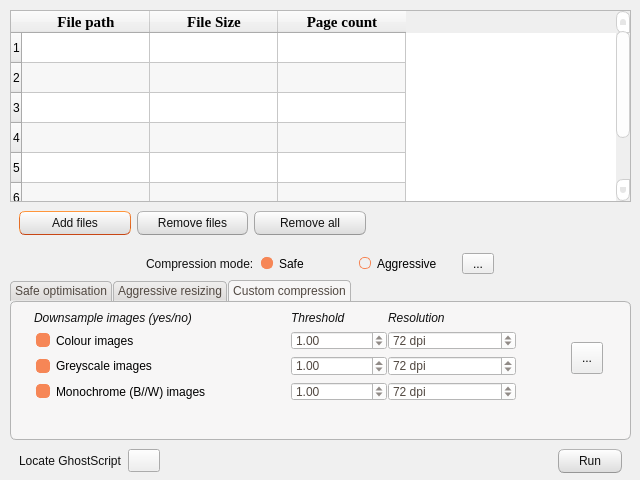
This is gui/compress.ui in FATelarico/PDFutils as Qt 5 draws it before an edit. The edited form follows.
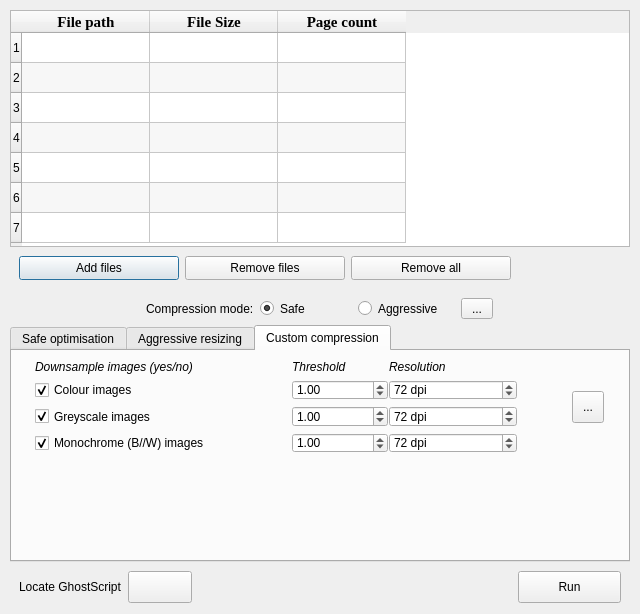
This is the edited form. Icons and pictures are not drawn.

Patch:
```diff
--- a/gui/compress.ui
+++ b/gui/compress.ui
@@ -7,19 +7,19 @@
     <x>0</x>
     <y>0</y>
     <width>640</width>
-    <height>480</height>
+    <height>614</height>
    </rect>
   </property>
   <property name="minimumSize">
    <size>
     <width>640</width>
-    <height>478</height>
+    <height>480</height>
    </size>
   </property>
   <property name="maximumSize">
    <size>
     <width>640</width>
-    <height>480</height>
+    <height>768</height>
    </size>
   </property>
   <property name="baseSize">
@@ -36,510 +36,15 @@
     <normaloff>:/media/extract.svg</normaloff>:/media/extract.svg</iconset>
   </property>
   <property name="styleSheet">
-   <string notr="true">/*
-Ubuntu Style Sheet for QT Applications
-Author: Jaime A. Quiroga P.
-Company: GTRONICK
-Last updated: 01/10/2021 (dd/mm/yyyy), 15:18.
-Available at: https://github.com/GTRONICK/QSS/blob/master/Ubuntu.qss
-*/
-QMainWindow {
-	background-color:#f0f0f0;
-}
-QCheckBox {
-	padding:2px;
-}
-QCheckBox:hover {
-	border:1px solid rgb(255,150,60);
-	border-radius:4px;
-	padding: 1px;
-	background-color:qlineargradient(spread:pad, x1:0.5, y1:1, x2:0.5, y2:0, stop:0 rgba(190, 90, 50, 50), stop:1 rgba(250, 130, 40, 50));
-}
-QCheckBox::indicator:checked {
-	border:1px solid rgb(246, 134, 86);
-	border-radius:4px;
-  	background-color:rgb(246, 134, 86)
-}
-QCheckBox::indicator:unchecked {
-	border-width:1px solid rgb(246, 134, 86);
-	border-radius:4px;
-  	background-color:rgb(255,255,255);
-}
-QColorDialog {
-	background-color:#f0f0f0;
-}
-QComboBox {
-	color:rgb(81,72,65);
-	background: #ffffff;
-}
-QComboBox:editable {
-	selection-color:rgb(81,72,65);
-	selection-background-color: #ffffff;
-}
-QComboBox QAbstractItemView {
-	selection-color: #ffffff;
-	selection-background-color: rgb(246, 134, 86);
-}
-QComboBox:!editable:on, QComboBox::drop-down:editable:on {
-	color:  #1e1d23;	
-}
-QDateTimeEdit, QDateEdit, QDoubleSpinBox, QFontComboBox {
-	color:rgb(81,72,65);
-	background-color: #ffffff;
-}
-
-QDialog {
-	background-color:#f0f0f0;
-}
-
-QLabel,QLineEdit {
-	color:rgb(17,17,17);
-}
-QLineEdit {
-	background-color:rgb(255,255,255);
-	selection-background-color:rgb(236,116,64);
-}
-QMenuBar {
-	color:rgb(223,219,210);
-	background-color:rgb(65,64,59);
-}
-QMenuBar::item {
-	padding-top:4px;
-	padding-left:4px;
-	padding-right:4px;
-	color:rgb(223,219,210);
-	background-color:rgb(65,64,59);
-}
-QMenuBar::item:selected {
-	color:rgb(255,255,255);
-	padding-top:2px;
-	padding-left:2px;
-	padding-right:2px;
-	border-top-width:2px;
-	border-left-width:2px;
-	border-right-width:2px;
-	border-top-right-radius:4px;
-	border-top-left-radius:4px;
-	border-style:solid;
-	background-color:rgb(65,64,59);
-	border-top-color: rgb(47,47,44);
-	border-right-color: qlineargradient(spread:pad, x1:0, y1:1, x2:1, y2:0, stop:0 rgba(90, 87, 78, 255), stop:1 rgba(47,47,44, 255));
-	border-left-color:  qlineargradient(spread:pad, x1:1, y1:0, x2:0, y2:0, stop:0 rgba(90, 87, 78, 255), stop:1 rgba(47,47,44, 255));
-}
-QMenu {
-	color:rgb(223,219,210);
-	background-color:rgb(65,64,59);
-}
-QMenu::item {
-	color:rgb(223,219,210);
-	padding:4px 10px 4px 20px;
-}
-QMenu::item:selected {
-	color:rgb(255,255,255);
-	background-color: qlineargradient(spread:pad, x1:0.5, y1:1, x2:0.5, y2:0, stop:0 rgba(225, 108, 54, 255), stop:1 rgba(246, 134, 86, 255));
-	border-style:solid;
-	border-width:3px;
-	padding:4px 7px 4px 17px;
-	border-bottom-color:qlineargradient(spread:pad, x1:0.5, y1:1, x2:0.5, y2:0, stop:0 rgba(175,85,48,255), stop:1 rgba(236,114,67, 255));
-	border-top-color:qlineargradient(spread:pad, x1:0.5, y1:1, x2:0.5, y2:0, stop:0 rgba(253,156,113,255), stop:1 rgba(205,90,46, 255));
-	border-right-color:qlineargradient(spread:pad, x1:0, y1:0.5, x2:1, y2:0.5, stop:0 rgba(253,156,113,255), stop:1 rgba(205,90,46, 255));
-	border-left-color:qlineargradient(spread:pad, x1:1, y1:0.5, x2:0, y2:0.5, stop:0 rgba(253,156,113,255), stop:1 rgba(205,90,46, 255));
-}
-QPlainTextEdit {
-	border: 1px solid transparent;
-	color:rgb(17,17,17);
-	selection-background-color:rgb(236,116,64);
-    background-color: #FFFFFF;
-}
-QProgressBar {
-	text-align: center;
-	color: rgb(0, 0, 0);
-	border: 1px inset rgb(150,150,150); 
-	border-radius: 10px;
-	background-color:rgb(221,221,219);
-}
-QProgressBar::chunk:horizontal {
-	background-color: qlineargradient(spread:pad, x1:0.5, y1:1, x2:0.5, y2:0, stop:0 rgba(225, 108, 54, 255), stop:1 rgba(246, 134, 86, 255));
-	border:1px solid;
-	border-radius:8px;
-	border-bottom-color:qlineargradient(spread:pad, x1:0.5, y1:1, x2:0.5, y2:0, stop:0 rgba(175,85,48,255), stop:1 rgba(236,114,67, 255));
-	border-top-color:qlineargradient(spread:pad, x1:0.5, y1:1, x2:0.5, y2:0, stop:0 rgba(253,156,113,255), stop:1 rgba(205,90,46, 255));
-	border-right-color:qlineargradient(spread:pad, x1:0, y1:0.5, x2:1, y2:0.5, stop:0 rgba(253,156,113,255), stop:1 rgba(205,90,46, 255));
-	border-left-color:qlineargradient(spread:pad, x1:1, y1:0.5, x2:0, y2:0.5, stop:0 rgba(253,156,113,255), stop:1 rgba(205,90,46, 255));
-}
-QPushButton{
-	color:rgb(17,17,17);
-	border-width: 1px;
-	border-radius: 6px;
-	border-bottom-color: rgb(150,150,150);
-	border-right-color: rgb(165,165,165);
-	border-left-color: rgb(165,165,165);
-	border-top-color: rgb(180,180,180);
-	border-style: solid;
-	padding: 4px;
-	background-color: qlineargradient(spread:pad, x1:0.5, y1:1, x2:0.5, y2:0, stop:0 rgba(220, 220, 220, 255), stop:1 rgba(255, 255, 255, 255));
-}
-QPushButton:hover{
-	color:rgb(17,17,17);
-	border-width: 1px;
-	border-radius:6px;
-	border-top-color: rgb(255,150,60);
-	border-right-color: qlineargradient(spread:pad, x1:0, y1:1, x2:1, y2:0, stop:0 rgba(200, 70, 20, 255), stop:1 rgba(255,150,60, 255));
-	border-left-color:  qlineargradient(spread:pad, x1:1, y1:0, x2:0, y2:0, stop:0 rgba(200, 70, 20, 255), stop:1 rgba(255,150,60, 255));
-	border-bottom-color: rgb(200,70,20);
-	border-style: solid;
-	padding: 2px;
-	background-color: qlineargradient(spread:pad, x1:0.5, y1:1, x2:0.5, y2:0, stop:0 rgba(220, 220, 220, 255), stop:1 rgba(255, 255, 255, 255));
-}
-QPushButton:default{
-	color:rgb(17,17,17);
-	border-width: 1px;
-	border-radius:6px;
-	border-top-color: rgb(255,150,60);
-	border-right-color: qlineargradient(spread:pad, x1:0, y1:1, x2:1, y2:0, stop:0 rgba(200, 70, 20, 255), stop:1 rgba(255,150,60, 255));
-	border-left-color:  qlineargradient(spread:pad, x1:1, y1:0, x2:0, y2:0, stop:0 rgba(200, 70, 20, 255), stop:1 rgba(255,150,60, 255));
-	border-bottom-color: rgb(200,70,20);
-	border-style: solid;
-	padding: 2px;
-	background-color: qlineargradient(spread:pad, x1:0.5, y1:1, x2:0.5, y2:0, stop:0 rgba(220, 220, 220, 255), stop:1 rgba(255, 255, 255, 255));
-}
-QPushButton:pressed{
-	color:rgb(17,17,17);
-	border-width: 1px;
-	border-radius: 6px;
-	border-width: 1px;
-	border-top-color: rgba(255,150,60,200);
-	border-right-color: qlineargradient(spread:pad, x1:0, y1:1, x2:1, y2:0, stop:0 rgba(200, 70, 20, 255), stop:1 rgba(255,150,60, 200));
-	border-left-color:  qlineargradient(spread:pad, x1:1, y1:0, x2:0, y2:0, stop:0 rgba(200, 70, 20, 255), stop:1 rgba(255,150,60, 200));
-	border-bottom-color: rgba(200,70,20,200);
-	border-style: solid;
-	padding: 2px;
-	background-color: qlineargradient(spread:pad, x1:0.5, y1:0, x2:0.5, y2:1, stop:0 rgba(220, 220, 220, 255), stop:1 rgba(255, 255, 255, 255));
-}
-QPushButton:disabled{
-	color:rgb(174,167,159);
-	border-width: 1px;
-	border-radius: 6px;
-	background-color: qlineargradient(spread:pad, x1:0.5, y1:1, x2:0.5, y2:0, stop:0 rgba(200, 200, 200, 255), stop:1 rgba(230, 230, 230, 255));
-}
-QRadioButton {
-	padding: 1px;
-}
-QRadioButton::indicator:checked {
-	height: 10px;
-	width: 10px;
-	border-style:solid;
-	border-radius:5px;
-	border-width: 1px;
-	border-color: rgba(246, 134, 86, 255);
-	color: #a9b7c6;
-	background-color:rgba(246, 134, 86, 255);
-}
-QRadioButton::indicator:!checked {
-	height: 10px;
-	width: 10px;
-	border-style:solid;
-	border-radius:5px;
-	border-width: 1px;
-	border-color: rgb(246, 134, 86);
-	color: #a9b7c6;
-	background-color: transparent;
-}
-QScrollArea {
-	color: white;
-	background-color:#f0f0f0;
-}
-QSlider::groove {
-	border-style: solid;
-	border-width: 1px;
-	border-color: rgb(207,207,207);
-}
-QSlider::groove:horizontal {
-	height: 5px;
-	background: rgb(246, 134, 86);
-}
-QSlider::groove:vertical {
-	width: 5px;
-	background: rgb(246, 134, 86);
-}
-QSlider::handle:horizontal {
-	background: rgb(253,253,253);
-	border-style: solid;
-	border-width: 1px;
-	border-color: rgb(207,207,207);
-	width: 12px;
-	margin: -5px 0;
-	border-radius: 7px;
-}
-QSlider::handle:vertical {
-	background: rgb(253,253,253);
-	border-style: solid;
-	border-width: 1px;
-	border-color: rgb(207,207,207);
-	height: 12px;
-	margin: 0 -5px;
-	border-radius: 7px;
-}
-QSlider::add-page:horizontal, QSlider::add-page:vertical {
- 	background: white;
-}
-QSlider::sub-page:horizontal, QSlider::sub-page:vertical {
-	background: rgb(246, 134, 86);
-}
-QStatusBar, QSpinBox {
-	color:rgb(81,72,65);
-}
-QSpinBox {
-	background-color: #ffffff;
-}
-QScrollBar:horizontal {
-	max-height: 20px;
-	border: 1px transparent;
-	margin: 0px 20px 0px 20px;
-}
-QScrollBar::handle:horizontal {
-	background: rgb(253,253,253);
-	border: 1px solid rgb(207,207,207);
-	border-radius: 7px;
-	min-width: 25px;
-}
-QScrollBar::handle:horizontal:hover {
-	background: rgb(253,253,253);
-	border: 1px solid rgb(255,150,60);
-	border-radius: 7px;
-	min-width: 25px;
-}
-QScrollBar::add-line:horizontal {
-  	border: 1px solid rgb(207,207,207);
-  	border-top-right-radius: 7px;
-  	border-top-left-radius: 7px;
-  	border-bottom-right-radius: 7px;
-  	background: rgb(255, 255, 255);
-  	width: 20px;
-  	subcontrol-position: right;
-  	subcontrol-origin: margin;
-}
-QScrollBar::add-line:horizontal:hover {
-  	border: 1px solid rgb(255,150,60);
-  	border-top-right-radius: 7px;
-  	border-top-left-radius: 7px;
-  	border-bottom-right-radius: 7px;
-  	background: rgb(255, 255, 255);
-  	width: 20px;
-  	subcontrol-position: right;
-  	subcontrol-origin: margin;
-}
-QScrollBar::add-line:horizontal:pressed {
-  	border: 1px solid grey;
-  	border-top-left-radius: 7px;
-  	border-top-right-radius: 7px;
-  	border-bottom-right-radius: 7px;
-  	background: rgb(231,231,231);
-  	width: 20px;
-  	subcontrol-position: right;
-  	subcontrol-origin: margin;
-}
-QScrollBar::sub-line:horizontal {
-  	border: 1px solid rgb(207,207,207);
-  	border-top-right-radius: 7px;
-  	border-top-left-radius: 7px;
-  	border-bottom-left-radius: 7px;
-  	background: rgb(255, 255, 255);
-  	width: 20px;
-  	subcontrol-position: left;
-  	subcontrol-origin: margin;
-}
-QScrollBar::sub-line:horizontal:hover {
-  	border: 1px solid rgb(255,150,60);
-  	border-top-right-radius: 7px;
-  	border-top-left-radius: 7px;
-  	border-bottom-left-radius: 7px;
-  	background: rgb(255, 255, 255);
-  	width: 20px;
-  	subcontrol-position: left;
-  	subcontrol-origin: margin;
-}
-QScrollBar::sub-line:horizontal:pressed {
-  	border: 1px solid grey;
-  	border-top-right-radius: 7px;
-  	border-top-left-radius: 7px;
-  	border-bottom-left-radius: 7px;
-  	background: rgb(231,231,231);
-  	width: 20px;
-  	subcontrol-position: left;
-  	subcontrol-origin: margin;
-}
-QScrollBar::left-arrow:horizontal {
-  	border: 1px transparent grey;
-  	border-top-left-radius: 3px;
-  	border-bottom-left-radius: 3px;
-  	width: 6px;
-  	height: 6px;
-  	background: rgb(230,230,230);
-}
-QScrollBar::right-arrow:horizontal {
-	border: 1px transparent grey;
-	border-top-right-radius: 3px;
-	border-bottom-right-radius: 3px;
-  	width: 6px;
-  	height: 6px;
- 	background: rgb(230,230,230);
-}
-QScrollBar::add-page:horizontal, QScrollBar::sub-page:horizontal {
- 	background: none;
-} 
-QScrollBar:vertical {
-	max-width: 20px;
-	border: 1px transparent grey;
-	margin: 20px 0px 20px 0px;
-}
-QScrollBar::add-line:vertical {
-	border: 1px solid;
-	border-color: rgb(207,207,207);
-	border-bottom-right-radius: 7px;
-	border-bottom-left-radius: 7px;
-	border-top-left-radius: 7px;
-	background: rgb(255, 255, 255);
-  	height: 20px;
-  	subcontrol-position: bottom;
-  	subcontrol-origin: margin;
-}
-QScrollBar::add-line:vertical:hover {
-  	border: 1px solid;
-  	border-color: rgb(255,150,60);
-  	border-bottom-right-radius: 7px;
-  	border-bottom-left-radius: 7px;
-  	border-top-left-radius: 7px;
-  	background: rgb(255, 255, 255);
-  	height: 20px;
-  	subcontrol-position: bottom;
-  	subcontrol-origin: margin;
-}
-QScrollBar::add-line:vertical:pressed {
-  	border: 1px solid grey;
-  	border-bottom-left-radius: 7px;
-  	border-bottom-right-radius: 7px;
-  	border-top-left-radius: 7px;
-  	background: rgb(231,231,231);
-  	height: 20px;
-  	subcontrol-position: bottom;
-  	subcontrol-origin: margin;
-}
-QScrollBar::sub-line:vertical {
-  	border: 1px solid rgb(207,207,207);
-  	border-top-right-radius: 7px;
-  	border-top-left-radius: 7px;
-  	border-bottom-left-radius: 7px;
-  	background: rgb(255, 255, 255);
-  	height: 20px;
-  	subcontrol-position: top;
-  	subcontrol-origin: margin;
-}
-QScrollBar::sub-line:vertical:hover {
-  	border: 1px solid rgb(255,150,60);
-  	border-top-right-radius: 7px;
-  	border-top-left-radius: 7px;
-  	border-bottom-left-radius: 7px;
-	background: rgb(255, 255, 255);
-  	height: 20px;
-  	subcontrol-position: top;
-  	subcontrol-origin: margin;
-}
-QScrollBar::sub-line:vertical:pressed {
-  	border: 1px solid grey;
-  	border-top-left-radius: 7px;
-  	border-top-right-radius: 7px;
-  	background: rgb(231,231,231);
- 	height: 20px;
-  	subcontrol-position: top;
-  	subcontrol-origin: margin;
-}
-QScrollBar::handle:vertical {
-	background: rgb(253,253,253);
-	border: 1px solid rgb(207,207,207);
-	border-radius: 7px;
-	min-height: 25px;
-}
-QScrollBar::handle:vertical:hover {
-	background: rgb(253,253,253);
-	border: 1px solid rgb(255,150,60);
-	border-radius: 7px;
-	min-height: 25px;
-}
-QScrollBar::up-arrow:vertical {
-	border: 1px transparent grey;
-  	border-top-left-radius: 3px;
-	border-top-right-radius: 3px;
-  	width: 6px;
-  	height: 6px;
-  	background: rgb(230,230,230);
-}
-QScrollBar::down-arrow:vertical {
-  	border: 1px transparent grey;
-  	border-bottom-left-radius: 3px;
-  	border-bottom-right-radius: 3px;
-  	width: 6px;
-  	height: 6px;
-  	background: rgb(230,230,230);
-}
-QScrollBar::add-page:vertical, QScrollBar::sub-page:vertical {
-  	background: none;
-}
-QTabWidget {
-	color:rgb(0,0,0);
-	background-color:rgb(247,246,246);
-}
-QTabWidget::pane {
-	border-color: rgb(180,180,180);
-	background-color:rgb(247,246,246);
-	border-style: solid;
-	border-width: 1px;
-  	border-radius: 6px;
-}
-QTabBar::tab {
-	padding-left:4px;
-	padding-right:4px;
-	padding-bottom:2px;
-	padding-top:2px;
-	color:rgb(81,72,65);
-  	background-color: qlineargradient(spread:pad, x1:0.5, y1:1, x2:0.5, y2:0, stop:0 rgba(221,218,217,255), stop:1 rgba(240,239,238,255));
-	border-style: solid;
-	border-width: 1px;
-  	border-top-right-radius:4px;
-	border-top-left-radius:4px;
-	border-top-color: rgb(180,180,180);
-	border-left-color: rgb(180,180,180);
-	border-right-color: rgb(180,180,180);
-	border-bottom-color: transparent;
-}
-QTabBar::tab:selected, QTabBar::tab:last:selected, QTabBar::tab:hover {
-  	background-color:rgb(247,246,246);
-  	margin-left: 0px;
-  	margin-right: 1px;
-}
-QTabBar::tab:!selected {
-	margin-top: 1px;
-	margin-right: 1px;
-}
-QTextEdit {
-	border-width: 1px;
-	border-style: solid;
-	border-color:transparent;
-	color:rgb(17,17,17);
-	selection-background-color:rgb(236,116,64);
-}
-QTimeEdit, QToolBox, QToolBox::tab, QToolBox::tab:selected {
-	color:rgb(81,72,65);
-	background-color: #ffffff;
-}</string>
+   <string notr="true"/>
   </property>
   <widget class="QWidget" name="layoutWidget">
    <property name="geometry">
     <rect>
      <x>0</x>
      <y>-10</y>
-     <width>641</width>
-     <height>491</height>
+     <width>640</width>
+     <height>621</height>
     </rect>
    </property>
    <layout class="QVBoxLayout" name="vbox37">
@@ -672,13 +177,13 @@
         <widget class="QPushButton" name="btn38a">
          <property name="minimumSize">
           <size>
-           <width>96</width>
+           <width>160</width>
            <height>24</height>
           </size>
          </property>
          <property name="maximumSize">
           <size>
-           <width>128</width>
+           <width>192</width>
            <height>32</height>
           </size>
          </property>
@@ -698,13 +203,13 @@
         <widget class="QPushButton" name="btn38b">
          <property name="minimumSize">
           <size>
-           <width>96</width>
+           <width>160</width>
            <height>24</height>
           </size>
          </property>
          <property name="maximumSize">
           <size>
-           <width>128</width>
+           <width>192</width>
            <height>32</height>
           </size>
          </property>
@@ -721,13 +226,13 @@
         <widget class="QPushButton" name="btn38c">
          <property name="minimumSize">
           <size>
-           <width>96</width>
+           <width>160</width>
            <height>24</height>
           </size>
          </property>
          <property name="maximumSize">
           <size>
-           <width>128</width>
+           <width>192</width>
            <height>32</height>
           </size>
          </property>
@@ -1359,52 +864,6 @@
        </widget>
       </widget>
       <widget class="QWidget" name="tab43">
-       <property name="palette">
-        <palette>
-         <active>
-          <colorrole role="Window">
-           <brush brushstyle="SolidPattern">
-            <color alpha="255">
-             <red>231</red>
-             <green>231</green>
-             <blue>231</blue>
-            </color>
-           </brush>
-          </colorrole>
-         </active>
-         <inactive>
-          <colorrole role="Window">
-           <brush brushstyle="SolidPattern">
-            <color alpha="255">
-             <red>231</red>
-             <green>231</green>
-             <blue>231</blue>
-            </color>
-           </brush>
-          </colorrole>
-         </inactive>
-         <disabled>
-          <colorrole role="Base">
-           <brush brushstyle="SolidPattern">
-            <color alpha="255">
-             <red>231</red>
-             <green>231</green>
-             <blue>231</blue>
-            </color>
-           </brush>
-          </colorrole>
-          <colorrole role="Window">
-           <brush brushstyle="SolidPattern">
-            <color alpha="255">
-             <red>231</red>
-             <green>231</green>
-             <blue>231</blue>
-            </color>
-           </brush>
-          </colorrole>
-         </disabled>
-        </palette>
-       </property>
        <attribute name="icon">
         <iconset resource="../media/media.qrc">
          <normaloff>:/menu.svg</normaloff>:/menu.svg</iconset>
@@ -1418,7 +877,7 @@
           <x>10</x>
           <y>0</y>
           <width>511</width>
-          <height>108</height>
+          <height>111</height>
          </rect>
         </property>
         <layout class="QGridLayout" name="grid43">
@@ -1771,7 +1230,19 @@
          <property name="minimumSize">
           <size>
            <width>32</width>
-           <height>0</height>
+           <height>32</height>
+          </size>
+         </property>
+         <property name="maximumSize">
+          <size>
+           <width>64</width>
+           <height>64</height>
+          </size>
+         </property>
+         <property name="baseSize">
+          <size>
+           <width>32</width>
+           <height>32</height>
           </size>
          </property>
          <property name="text">
@@ -1788,9 +1259,12 @@
          <property name="orientation">
           <enum>Qt::Horizontal</enum>
          </property>
+         <property name="sizeType">
+          <enum>QSizePolicy::Fixed</enum>
+         </property>
          <property name="sizeHint" stdset="0">
           <size>
-           <width>40</width>
+           <width>320</width>
            <height>20</height>
           </size>
          </property>
@@ -1800,13 +1274,13 @@
         <widget class="QPushButton" name="btn44">
          <property name="minimumSize">
           <size>
-           <width>64</width>
+           <width>96</width>
            <height>24</height>
           </size>
          </property>
          <property name="maximumSize">
           <size>
-           <width>64</width>
+           <width>128</width>
            <height>32</height>
           </size>
          </property>
```
Left out of the diff: 92 changed lines with no effect on the pictures.
